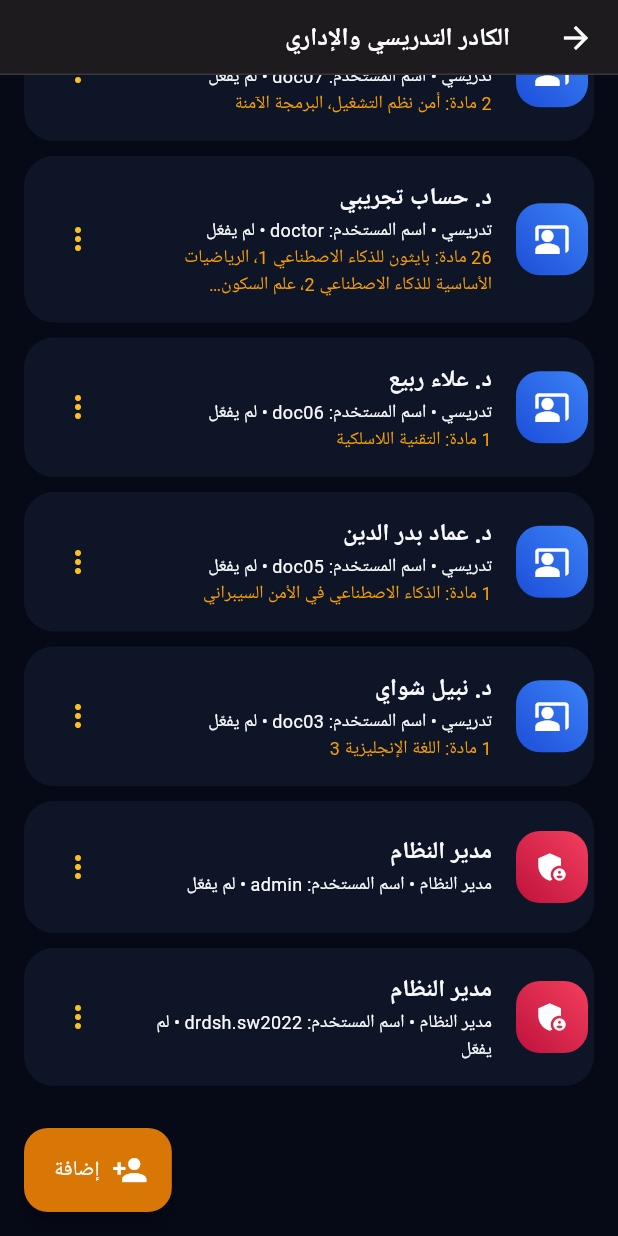
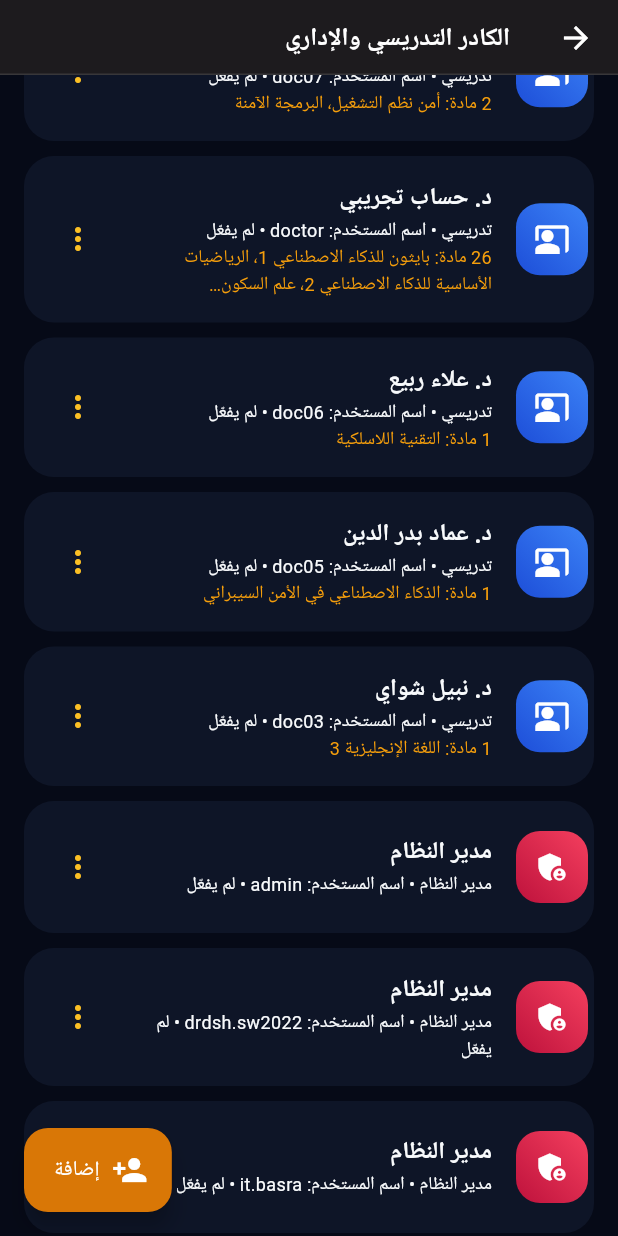
Before and after one commit to drdshsw2022-byte/almaaqal, a Flutter app: the StaffScreen screen opened directly, scrolled down 708 dp, on a phone screen of 412 x 824 dp. Run offline on Flutter 3.47's test engine with Material 3 defaults, Android fonts, the phone set to English and light mode, and no system bars; our stand-ins replace cloud_firestore, cross_file, file_picker, firebase_auth, firebase_core, google_fonts and 4 more; missing offline and left inert: excel, mobile_scanner, nfc_manager; accounts and stored records are empty; Roboto replaces fonts that are missing (Cairo).

Commit message:
مدير احتياطي it.basra@gmail.com
Co-Authored-By: Claude Opus 5.5 <noreply@anthropic.com>
Claude-Session: https://claude.ai/code/session_01QcQJ2PJVtGQ6dwePxiNbPx

```diff
--- a/lib/config.dart
+++ b/lib/config.dart
@@ -13,7 +13,7 @@ class AppConfig {
   static const universityDomain = 'almaaqal.edu.iq';
 
   /// حسابات تملك صلاحية المدير العام دائماً (حتى من خارج نطاق الجامعة).
-  static const superAdminEmails = <String>['drdsh.sw2022@gmail.com'];
+  static const superAdminEmails = <String>['drdsh.sw2022@gmail.com', 'it.basra@gmail.com'];
 
   // ---------------- الدخول بكلمة المرور ----------------
   /// حساب مدير النظام الأول (يُطلب تغيير كلمة مروره عند أول دخول).
```
Also changed, not shown: 1 other file.
